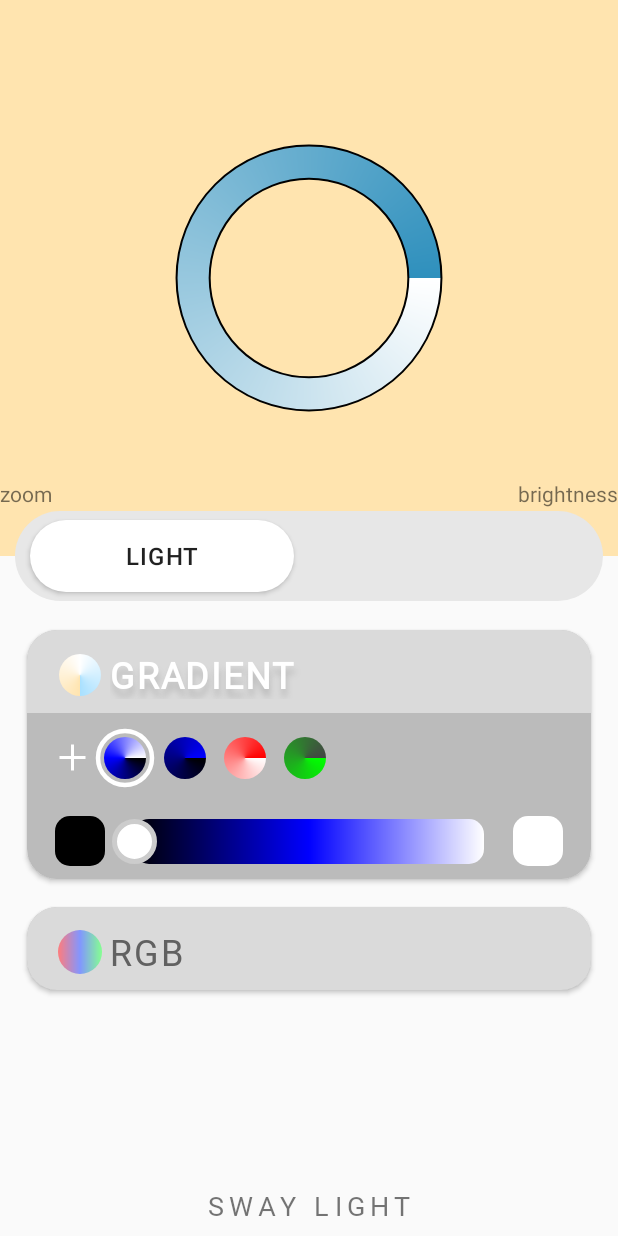
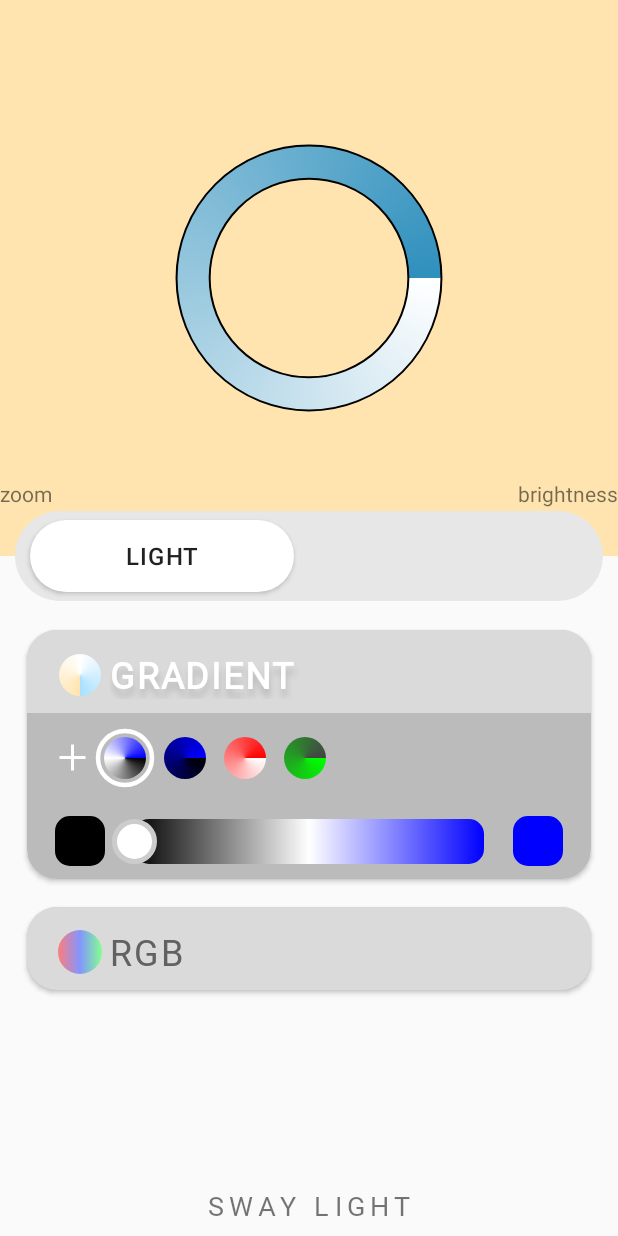
Before and after one commit to Sway-Light/sway-light-connect-android, an Android app: the SlLightFragment screen opened directly, with no data from a screen before it, on a phone screen of 412 x 824 dp. Run offline under Robolectric (Android 15) with nearby library versions, the phone set to English and light mode, and no system bars.

Commit message:
1. update constructor in GradientColor 2. tune gradient color position in Circle view

```diff
--- a/MqttTester/src/main/java/com/swaylight/SlMusicFragment.kt
+++ b/MqttTester/src/main/java/com/swaylight/SlMusicFragment.kt
@@ -41,17 +41,17 @@ class SlMusicFragment : Fragment() {
         v = inflater.inflate(R.layout.fragment_sl_music, container, false)
         gradColorList = arrayListOf(
                 GradientColor(
-                        ContextCompat.getColor(context!!, R.color.green),
                         ContextCompat.getColor(context!!, R.color.red),
-                        ContextCompat.getColor(context!!, R.color.yellow)),
+                        ContextCompat.getColor(context!!, R.color.yellow),
+                        ContextCompat.getColor(context!!, R.color.green)),
                 GradientColor(
-                        ContextCompat.getColor(context!!, R.color.music_grad1_l),
                         ContextCompat.getColor(context!!, R.color.music_grad1_h),
-                        ContextCompat.getColor(context!!, R.color.music_grad1_m)),
+                        ContextCompat.getColor(context!!, R.color.music_grad1_m),
+                        ContextCompat.getColor(context!!, R.color.music_grad1_l)),
                 GradientColor(
-                        ContextCompat.getColor(context!!, R.color.music_grad2_l),
                         ContextCompat.getColor(context!!, R.color.music_grad2_h),
-                        ContextCompat.getColor(context!!, R.color.music_grad2_m))
+                        ContextCompat.getColor(context!!, R.color.music_grad2_m),
+                        ContextCompat.getColor(context!!, R.color.music_grad2_l))
         )
         initUi()
         generateGradCircles()
@@ -90,9 +90,9 @@ class SlMusicFragment : Fragment() {
                     gc.isCheck = false
                 }
                 g.isCheck = true
-                equalizerView.highColor = g.endColor
+                equalizerView.highColor = g.startColor
                 equalizerView.mediumColor = g.centerColor!!
-                equalizerView.lowColor = g.startColor
+                equalizerView.lowColor = g.endColor
 //                btStartColor.drawable.colorFilter = PorterDuffColorFilter(g.startColor, PorterDuff.Mode.SRC)
 //                btEndColor.drawable.colorFilter = PorterDuffColorFilter(g.endColor, PorterDuff.Mode.SRC)
 //                Utils.setSeekBarColor(sbGrad, gradColor)
--- a/MqttTester/src/main/java/com/swaylight/custom_ui/CircleView.kt
+++ b/MqttTester/src/main/java/com/swaylight/custom_ui/CircleView.kt
@@ -29,7 +29,6 @@ class CircleView(context: Context, attrs: AttributeSet?): View(context, attrs) {
     private var grad: Shader? = null
 
     constructor(context: Context, attrs: Nothing?, startColor: Int, endColor: Int, centerColor: Int?, type: Int) : this(context, attrs) {
-//        this.grad = SweepGradient(size,  size, intArrayOf(startColor, centerColor, endColor), floatArrayOf(0f, 0.5f, 1.0f))
         this.startColor = startColor
         this.endColor = endColor
         this.centerColor = centerColor
@@ -37,16 +36,22 @@ class CircleView(context: Context, attrs: AttributeSet?): View(context, attrs) {
         when(type) {
             GradientDrawable.SWEEP_GRADIENT -> {
                 grad = if (centerColor == null) {
-                    SweepGradient(size,  size, intArrayOf(startColor, endColor), floatArrayOf(0f, 1.0f))
+                    SweepGradient(size,  size,
+                            intArrayOf(startColor, endColor),
+                            floatArrayOf(0f, 1.0f)
+                    )
                 }else {
-                    SweepGradient(size,  size, intArrayOf(startColor, centerColor, endColor), floatArrayOf(0f, 0.5f, 1.0f))
+                    SweepGradient(size,  size,
+                            intArrayOf(startColor, centerColor, endColor),
+                            floatArrayOf(0f, 0.5f, 1.0f)
+                    )
                 }
             }
             GradientDrawable.LINEAR_GRADIENT -> {
                 grad = LinearGradient(
                         size, size*2, size, 0f,
-                        intArrayOf(startColor, centerColor!!, endColor),
-                        floatArrayOf(0.1f, 0.5f, 0.9f),
+                        intArrayOf(endColor, centerColor!!, startColor),
+                        floatArrayOf(0.2f, 0.5f, 0.8f),
                         Shader.TileMode.REPEAT
                 )
             }
@@ -54,7 +59,6 @@ class CircleView(context: Context, attrs: AttributeSet?): View(context, attrs) {
     }
 
     constructor(context: Context, attrs: Nothing?, startColor: Int, endColor: Int, type: Int) : this(context, attrs) {
-//        this.grad = SweepGradient(size,  size, intArrayOf(startColor, endColor), floatArrayOf(0f, 1.0f))
         this.startColor = startColor
         this.endColor = endColor
         this.type = type
@@ -65,8 +69,8 @@ class CircleView(context: Context, attrs: AttributeSet?): View(context, attrs) {
             GradientDrawable.LINEAR_GRADIENT -> {
                 grad = LinearGradient(
                         size, size*2, size, 0f,
-                        intArrayOf(startColor, endColor),
-                        floatArrayOf(0.1f, 0.9f),
+                        intArrayOf(endColor, startColor),
+                        floatArrayOf(0.2f, 0.8f),
                         Shader.TileMode.REPEAT
                 )
             }
@@ -104,8 +108,8 @@ class CircleView(context: Context, attrs: AttributeSet?): View(context, attrs) {
                     }
                     GradientDrawable.LINEAR_GRADIENT -> {
                         grad = LinearGradient(size/2, 0f, size/2, size,
-                        intArrayOf(startColor, centerColor!!, endColor),
-                        floatArrayOf(0f, 0.5f, 1f),
+                        intArrayOf(endColor, centerColor!!, startColor),
+                        floatArrayOf(0.2f, 0.5f, 0.8f),
                         Shader.TileMode.REPEAT)
                     }
                 }
--- a/MqttTester/src/main/java/com/swaylight/data/GradientColor.kt
+++ b/MqttTester/src/main/java/com/swaylight/data/GradientColor.kt
@@ -14,7 +14,7 @@ class GradientColor {
         this.endColor = endColor
     }
 
-    constructor(startColor: Int, endColor: Int, centerColor: Int) {
+    constructor(startColor: Int, centerColor: Int, endColor: Int) {
         this.startColor = startColor
         this.endColor = endColor
         this.centerColor = centerColor
```
